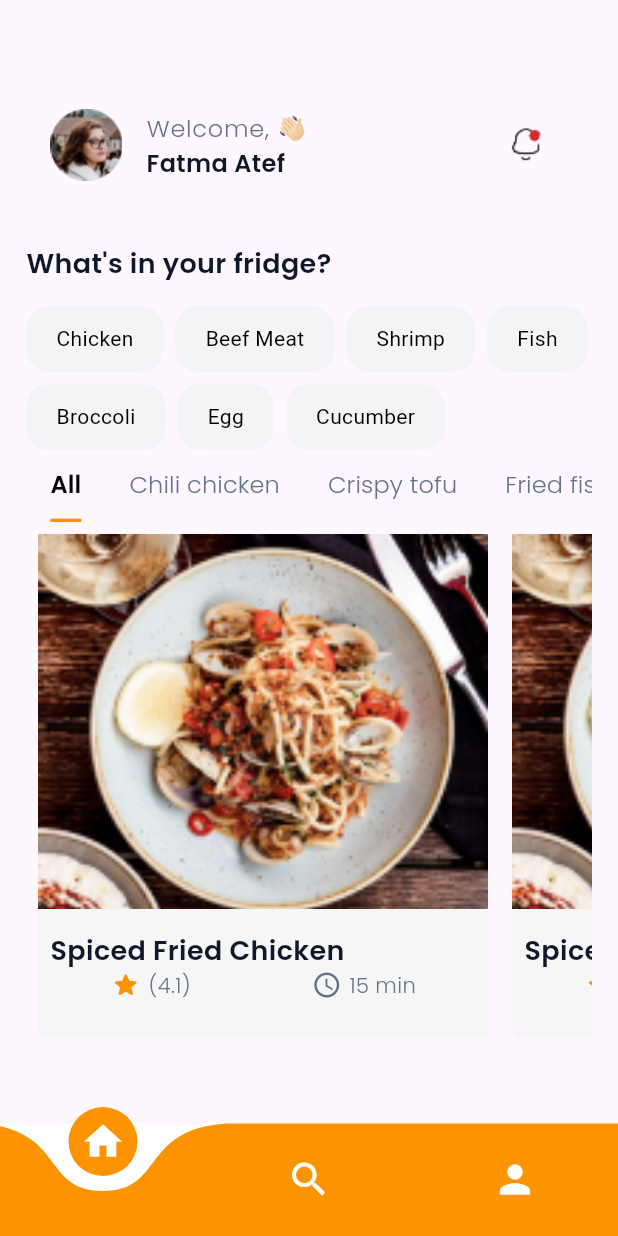
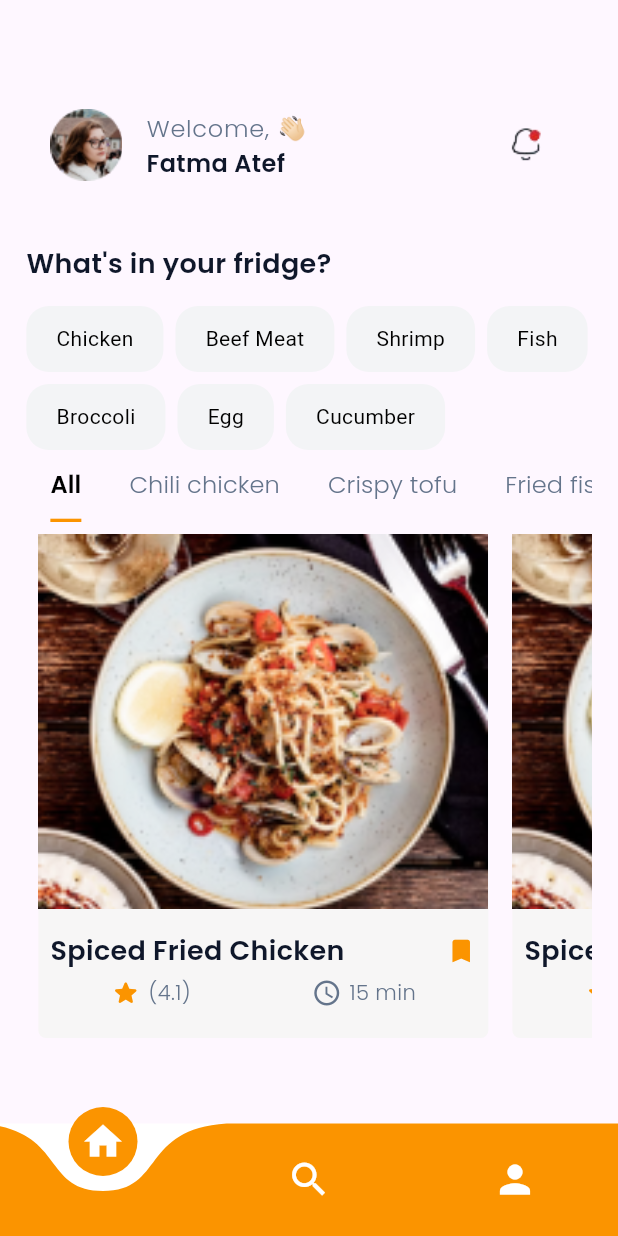
Before and after one commit to esraa-mohamad/recipes-app, a Flutter app: the screen it shows after launch, on a phone screen of 412 x 824 dp. Run offline on Flutter 3.47's test engine with Material 3 defaults, Android fonts, the phone set to English and light mode, and no system bars; drawn by our look-alikes of curved_navigation_bar; our stand-ins replace dio, flutter_screenutil, flutter_svg, pretty_dio_logger, youtube_player_flutter; missing offline and left inert: flutter_overboard.

Commit message:
save icon added

```diff
--- a/lib/features/home/presentation/screen/widgets/food_container.dart
+++ b/lib/features/home/presentation/screen/widgets/food_container.dart
@@ -35,9 +35,22 @@ class FoodContainer extends StatelessWidget {
                 mainAxisAlignment: MainAxisAlignment.spaceBetween,
                 crossAxisAlignment: CrossAxisAlignment.start,
                 children: [
-                  Text(
-                    'Spiced Fried Chicken',
-                    style: AppTextStyle.font18DarkGreenSemiBold,
+                  Row(
+                    mainAxisAlignment: MainAxisAlignment.spaceBetween,
+                    children: [
+                      Text(
+                        'Spiced Fried Chicken',
+                        style: AppTextStyle.font18DarkGreenSemiBold,
+                      ),
+                      Icon(
+                        Icons.bookmark,
+                        size: 20,
+                        color: AppColor.mainOrange,
+                      ),
+                    ],
+                  ),
+                  SizedBox(
+                    height: 5,
                   ),
                   Row(
                     mainAxisAlignment: MainAxisAlignment.spaceAround,
```
